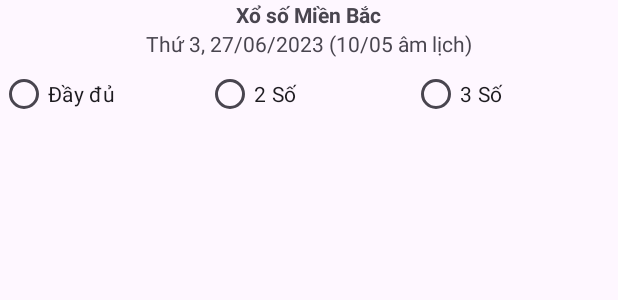
After one commit to mehaday/xoSo, an Android app: the layout fragment_ket_qua.xml on its own in the app's theme, with its tools: preview values and no code run, on a phone screen of 412 x 824 dp. The commit adds this screen. Shown: the top 300 px of the screen. Run offline under Robolectric (Android 15) with nearby library versions, the phone set to English and light mode, and no system bars; network calls fail.

Commit message:
update
7/3/2023

```diff
--- /dev/null
+++ b/app/lib/src/main/java/com/example/lib/ScraperClass.kt
@@ -0,0 +1,4 @@
+package com.example.lib
+
+class ScraperClass {
+}
--- a/app/src/main/res/drawable/baseline_camera_enhance_24.xml
+++ /dev/null
@@ -1,6 +0,0 @@
-<vector android:height="24dp" android:tint="#000000"
-    android:viewportHeight="24" android:viewportWidth="24"
-    android:width="24dp" xmlns:android="http://schemas.android.com/apk/res/android">
-    <path android:fillColor="@android:color/white" android:pathData="M9,3L7.17,5L4,5c-1.1,0 -2,0.9 -2,2v12c0,1.1 0.9,2 2,2h16c1.1,0 2,-0.9 2,-2L22,7c0,-1.1 -0.9,-2 -2,-2h-3.17L15,3L9,3zM12,18c-2.76,0 -5,-2.24 -5,-5s2.24,-5 5,-5 5,2.24 5,5 -2.24,5 -5,5z"/>
-    <path android:fillColor="@android:color/white" android:pathData="M12,17l1.25,-2.75L16,13l-2.75,-1.25L12,9l-1.25,2.75L8,13l2.75,1.25z"/>
-</vector>
--- /dev/null
+++ b/app/src/main/res/layout/fragment_ket_qua.xml
@@ -0,0 +1,70 @@
+<?xml version="1.0" encoding="utf-8"?>
+
+<layout xmlns:android="http://schemas.android.com/apk/res/android"
+    xmlns:tools="http://schemas.android.com/tools">
+
+    <data>
+
+    </data>
+
+    <LinearLayout
+        android:layout_width="match_parent"
+        android:layout_height="match_parent"
+        android:orientation="vertical"
+        tools:context=".ketQua">
+
+        <LinearLayout
+            android:layout_width="match_parent"
+            android:layout_height="wrap_content"
+            android:orientation="vertical"
+            android:gravity="center">
+
+            <TextView
+                android:layout_width="wrap_content"
+                android:layout_height="wrap_content"
+                android:text="Xổ số Miền Bắc"
+                android:textStyle="bold" />
+
+            <TextView
+                android:layout_width="wrap_content"
+                android:layout_height="wrap_content"
+                android:text="Thứ 3, 27/06/2023 (10/05 âm lịch)" />
+        </LinearLayout>
+
+        <LinearLayout
+            android:id="@+id/tableLayout"
+            android:layout_width="match_parent"
+            android:layout_height="wrap_content"
+            android:orientation="vertical"></LinearLayout>
+
+        <LinearLayout
+            android:layout_width="match_parent"
+            android:layout_height="wrap_content"
+            android:orientation="horizontal">
+
+            <RadioGroup
+                android:layout_width="match_parent"
+                android:layout_height="wrap_content"
+                android:orientation="horizontal">
+
+                <RadioButton
+                    android:layout_width="0dp"
+                    android:layout_height="wrap_content"
+                    android:text="Đầy đủ"
+                    android:layout_weight="1" />
+
+                <RadioButton
+                    android:layout_width="0dp"
+                    android:layout_height="wrap_content"
+                    android:text="2 Số"
+                    android:layout_weight="1" />
+
+                <RadioButton
+                    android:layout_width="0dp"
+                    android:layout_height="wrap_content"
+                    android:text="3 Số"
+                    android:layout_weight="1" />
+            </RadioGroup>
+        </LinearLayout>
+    </LinearLayout>
+</layout>
--- a/app/src/main/res/values/colors.xml
+++ b/app/src/main/res/values/colors.xml
@@ -1,6 +1,4 @@
 <?xml version="1.0" encoding="utf-8"?>
 <resources>
-    <color name="black">#FF000000</color>
-    <color name="white">#FFFFFFFF</color>
-    <color name="blue">#0000FF</color>
+    <color name="lightgray">#D3D3D3</color>
 </resources>
--- a/app/src/main/res/values/strings.xml
+++ b/app/src/main/res/values/strings.xml
@@ -1,5 +1,4 @@
 <resources>
     <string name="app_name">xoSo</string>
     <!-- TODO: Remove or change this placeholder text -->
-    <string name="hello_blank_fragment">Hello blank fragment</string>
 </resources>
--- a/app/src/main/res/values/themes.xml
+++ b/app/src/main/res/values/themes.xml
@@ -7,7 +7,4 @@
     </style>
 
     <style name="Theme.XoSo" parent="Base.Theme.XoSo" />
-    <style name="AppTheme" parent="Theme.AppCompat.Light.DarkActionBar">
-        <item name="android:background">@color/blue</item>
-    </style>
 </resources>
--- a/build.gradle
+++ b/build.gradle
@@ -1,6 +1,7 @@
 // Top-level build file where you can add configuration options common to all sub-projects/modules.
 plugins {
-    id 'com.android.application' version '8.0.1' apply false
-    id 'com.android.library' version '8.0.1' apply false
+    id 'com.android.application' version '8.0.2' apply false
+    id 'com.android.library' version '8.0.2' apply false
     id 'org.jetbrains.kotlin.android' version '1.8.20' apply false
+    id 'org.jetbrains.kotlin.jvm' version '1.8.20' apply false
 }
```
Also changed, not shown: app/build.gradle (+6 -2 lines), app/src/main/java/com/example/xoso/Fragment_Home.kt (+13 -2 lines), app/src/main/java/com/example/xoso/MyDataProcessor.kt (added, +50 -0 lines), app/src/main/java/com/example/xoso/ketQua.kt (added, +117 -0 lines), app/src/main/res/drawable/your_background_drawable.xml (added, +7 -0 lines), app/src/main/res/layout/fragment__home.xml (+11 -4 lines), app/src/main/res/navigation/navigation_graph.xml (+10 -1 lines), 1 other file.
